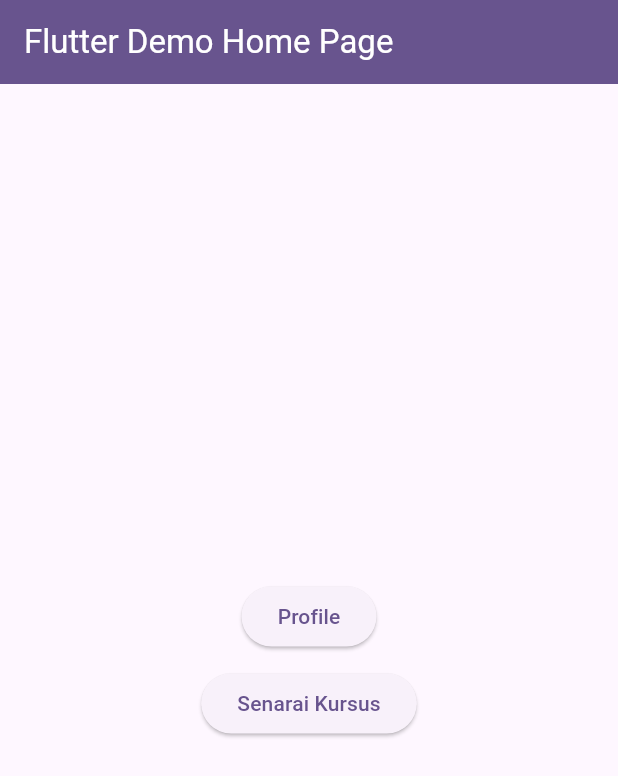
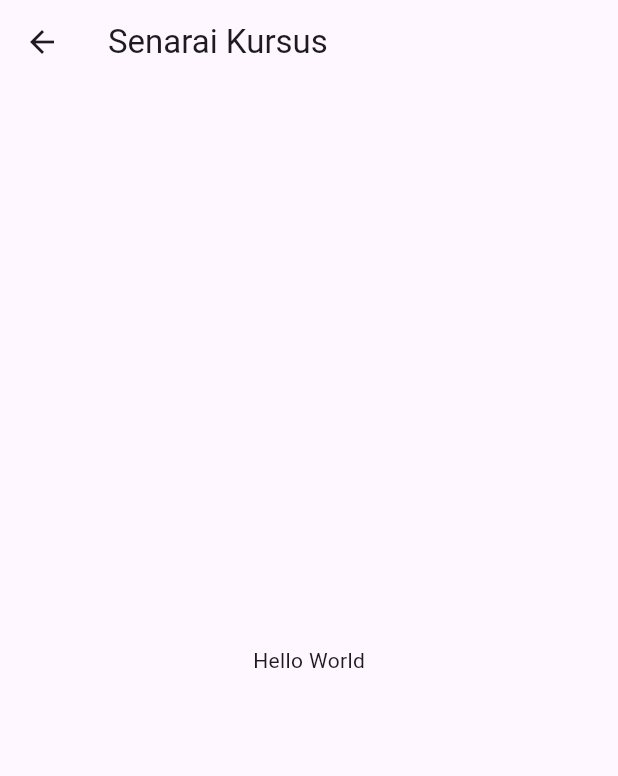
Before and after one commit to ashahir82/flutter_jpk, a Flutter app: the screen it shows after launch, after a tap on "Senarai Kursus", on a phone screen of 412 x 824 dp. Shown: the top 776 px of the screen. Run offline on Flutter 3.47's test engine with Material 3 defaults, Android fonts, the light colour scheme and no system bars.

Commit message:
add courses page

```diff
--- a/lib/main.dart
+++ b/lib/main.dart
@@ -1,4 +1,5 @@
 import 'package:flutter/material.dart';
+import 'package:myfirstflutterporject/screens/courses.dart';
 import 'package:myfirstflutterporject/screens/profile.dart';
 
 void main() {
@@ -78,8 +79,7 @@
             ElevatedButton(
               onPressed: () {
                 Navigator.push(context,
-                  MaterialPageRoute(builder: (context) => const Profile())
-                );
+                    MaterialPageRoute(builder: (context) => const Profile()));
               },
               child: const Text('Profile'),
             ),
@@ -87,7 +87,10 @@
               height: 10,
             ),
             ElevatedButton(
-              onPressed: () {},
+              onPressed: () {
+                Navigator.push(context,
+                    MaterialPageRoute(builder: (context) => const Courses()));
+              },
               child: const Text('Senarai Kursus'),
             )
           ],
--- /dev/null
+++ b/lib/screens/courses.dart
@@ -0,0 +1,17 @@
+import 'package:flutter/material.dart';
+
+class Courses extends StatelessWidget {
+  const Courses({super.key});
+
+  @override
+  Widget build(BuildContext context) {
+    return Scaffold(
+      appBar: AppBar(
+        title: const Text('Senarai Kursus'),
+      ),
+      body: const Center(
+        child: Text('Hello World'),
+      ),
+    );
+  }
+}
```
